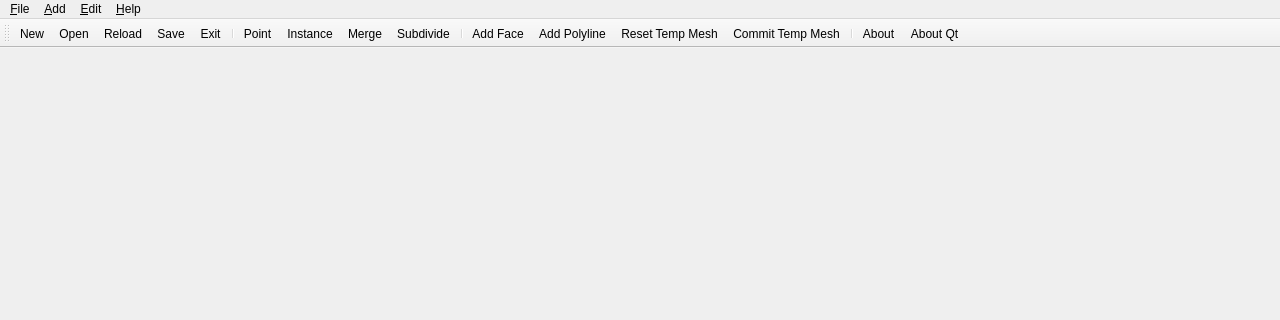
Qt form Application/QtFrontend/MainWindow.ui (JIPCAD/JIPCAD) before a commit; both pictures show x 0 to 1280 and y 0 to 320 of the 1280 by 720 pixel window.
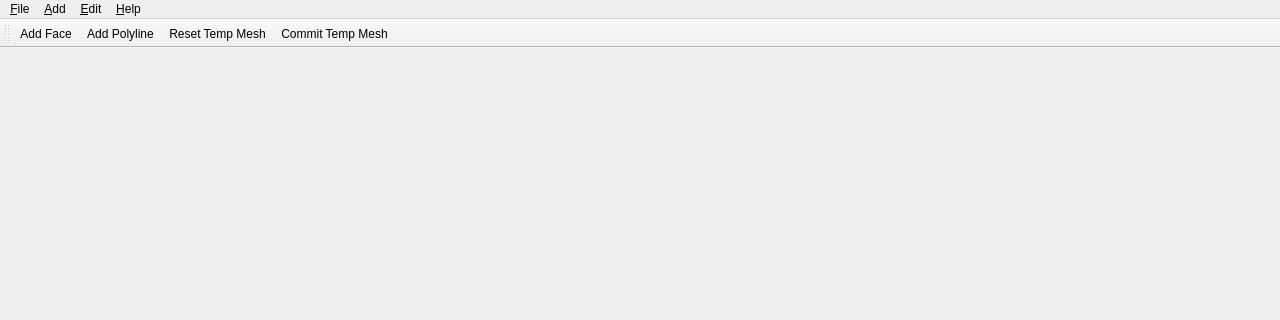
The same form after that commit.

What changed in the file:
```diff
--- a/Application/QtFrontend/MainWindow.ui
+++ b/Application/QtFrontend/MainWindow.ui
@@ -72,24 +72,10 @@
    <attribute name="toolBarBreak">
     <bool>false</bool>
    </attribute>
-   <addaction name="actionNew"/>
-   <addaction name="actionOpen"/>
-   <addaction name="actionReload"/>
-   <addaction name="actionSave"/>
-   <addaction name="actionExit"/>
-   <addaction name="separator"/>
-   <addaction name="actionPoint"/>
-   <addaction name="actionInstance"/>
-   <addaction name="actionMerge"/>
-   <addaction name="actionSubdivide"/>
-   <addaction name="separator"/>
    <addaction name="actionAddFace"/>
    <addaction name="actionAddPolyline"/>
    <addaction name="actionResetTempMesh"/>
    <addaction name="actionCommitTempMesh"/>
-   <addaction name="separator"/>
-   <addaction name="actionAbout"/>
-   <addaction name="actionAboutQt"/>
   </widget>
   <action name="actionNew">
    <property name="text">
```
